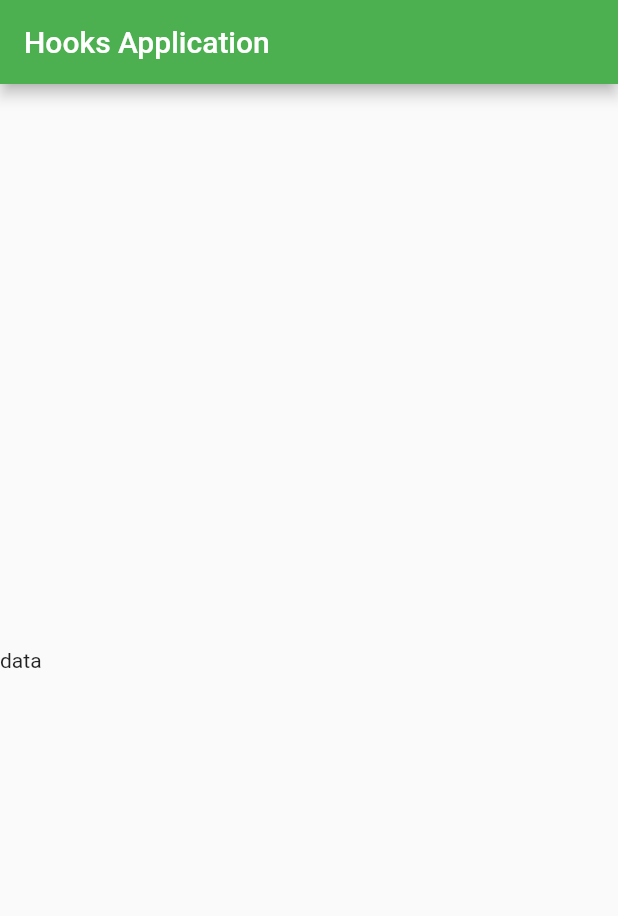
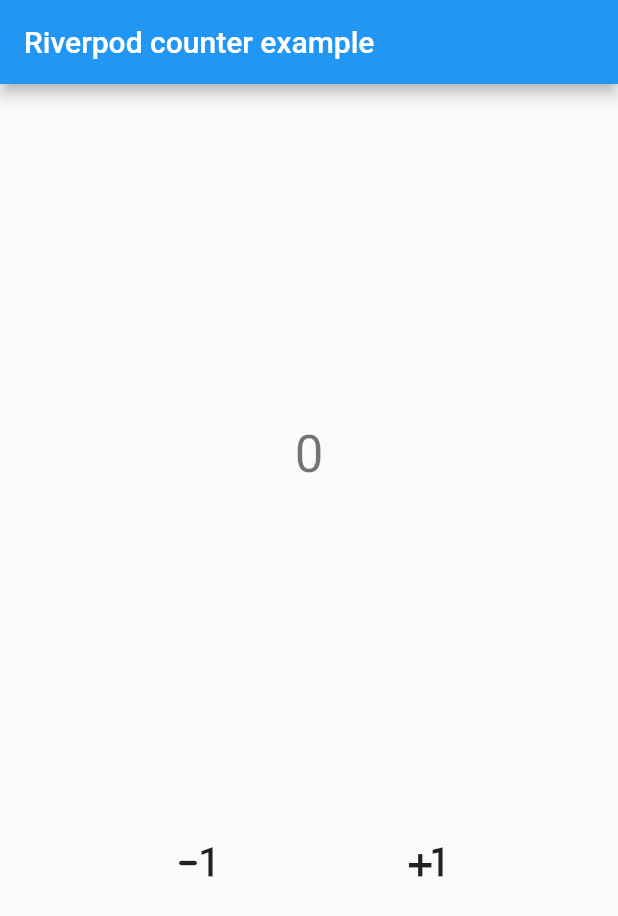
Before and after one commit to kurogoma-flutter/flutter_hooks_basic, a Flutter app: the screen it shows after launch, on a phone screen of 412 x 824 dp. Shown: the top 916 px of the screen. Run offline on Flutter 3.47's test engine with Material 2 defaults, Android fonts, the phone set to English and light mode, and no system bars; our stand-ins replace hooks_riverpod.

Commit message:
シンプルなカウンターアプリ

```diff
--- a/lib/main.dart
+++ b/lib/main.dart
@@ -1,46 +1,11 @@
 import 'package:flutter/material.dart';
+import 'package:hooks_riverpod/hooks_riverpod.dart';
+import 'package:learn_flutter_hooks/simple_counter_page.dart';
 
 void main() {
-  runApp(const MyApp());
+  runApp(
+    const ProviderScope(
+      child: SimpleCounterApp(),
+    ),
+  );
 }
-
-class MyApp extends StatelessWidget {
-  const MyApp({Key? key}) : super(key: key);
-
-  @override
-  Widget build(BuildContext context) {
-    return MaterialApp(
-      title: 'Hooks Application',
-      theme: ThemeData(
-        primarySwatch: Colors.green,
-      ),
-      home: const MyHomePage(title: 'Hooks Application'),
-    );
-  }
-}
-
-class MyHomePage extends StatefulWidget {
-  const MyHomePage({Key? key, required this.title}) : super(key: key);
-
-  final String title;
-
-  @override
-  State<MyHomePage> createState() => _MyHomePageState();
-}
-
-class _MyHomePageState extends State<MyHomePage> {
-  @override
-  Widget build(BuildContext context) {
-    return Scaffold(
-      appBar: AppBar(
-        title: const Text('Hooks Application'),
-      ),
-      body: Column(
-        mainAxisAlignment: MainAxisAlignment.spaceEvenly,
-        children: const <Widget>[
-          Text('data'),
-        ],
-      ),
-    );
-  }
-}
--- /dev/null
+++ b/lib/simple_counter_page.dart
@@ -0,0 +1,65 @@
+import 'package:flutter/material.dart';
+import 'package:hooks_riverpod/hooks_riverpod.dart';
+
+final counterProvider = StateNotifierProvider<Counter, int>((_) => Counter());
+
+class Counter extends StateNotifier<int> {
+  Counter() : super(0);
+
+  void increment() => state++;
+
+  void decrement() => state--;
+}
+
+class SimpleCounterApp extends StatelessWidget {
+  const SimpleCounterApp({super.key});
+
+  @override
+  Widget build(BuildContext context) {
+    return const MaterialApp(
+      home: MyHomePage(),
+    );
+  }
+}
+
+class MyHomePage extends HookConsumerWidget {
+  const MyHomePage({super.key});
+
+  @override
+  Widget build(BuildContext context, WidgetRef ref) {
+    final count = ref.watch(counterProvider);
+
+    return Scaffold(
+      appBar: AppBar(
+        title: const Text('Riverpod counter example'),
+      ),
+      body: SizedBox(
+        width: MediaQuery.of(context).size.width,
+        child: Column(
+          mainAxisAlignment: MainAxisAlignment.spaceEvenly,
+          children: [
+            Text(
+              '$count',
+              style: Theme.of(context).textTheme.headline4,
+            ),
+            Row(
+              mainAxisAlignment: MainAxisAlignment.spaceEvenly,
+              children: [
+                IconButton(
+                  onPressed: () =>
+                      ref.read(counterProvider.notifier).decrement(),
+                  icon: const Icon(Icons.exposure_minus_1_rounded, size: 36),
+                ),
+                IconButton(
+                  onPressed: () =>
+                      ref.read(counterProvider.notifier).increment(),
+                  icon: const Icon(Icons.plus_one_outlined, size: 36),
+                ),
+              ],
+            )
+          ],
+        ),
+      ),
+    );
+  }
+}
--- a/pubspec.yaml
+++ b/pubspec.yaml
@@ -12,8 +12,6 @@ dependencies:
   flutter:
     sdk: flutter
 
-  cupertino_icons: ^1.0.2
-  state_notifier:
   flutter_hooks:
   hooks_riverpod:
 
```
Also changed, not shown: analysis_options.yaml (+1 -25 lines), pubspec.lock.
